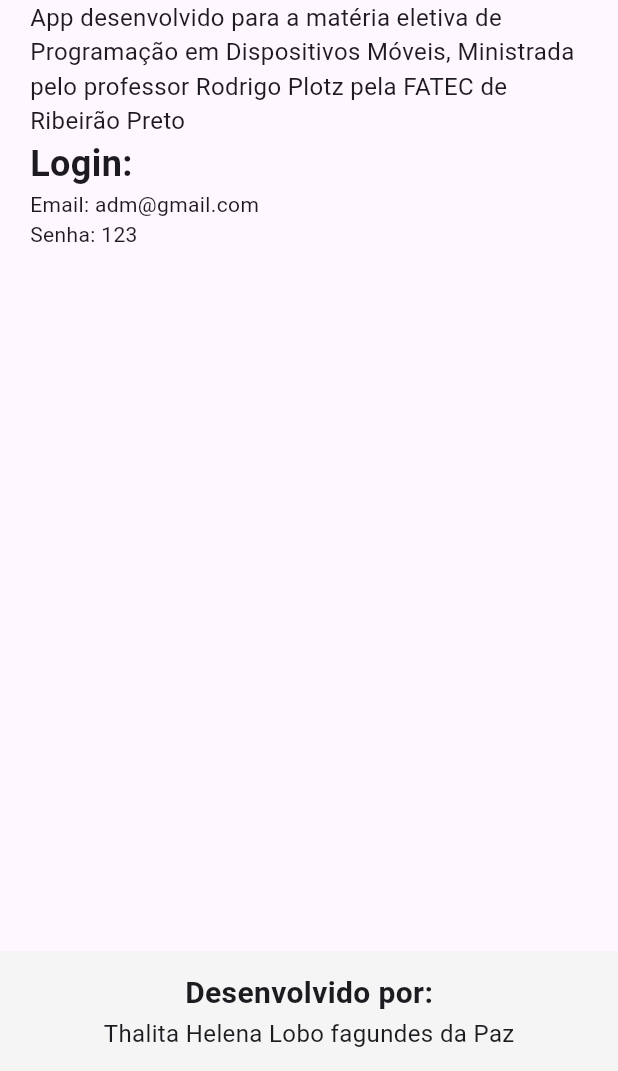
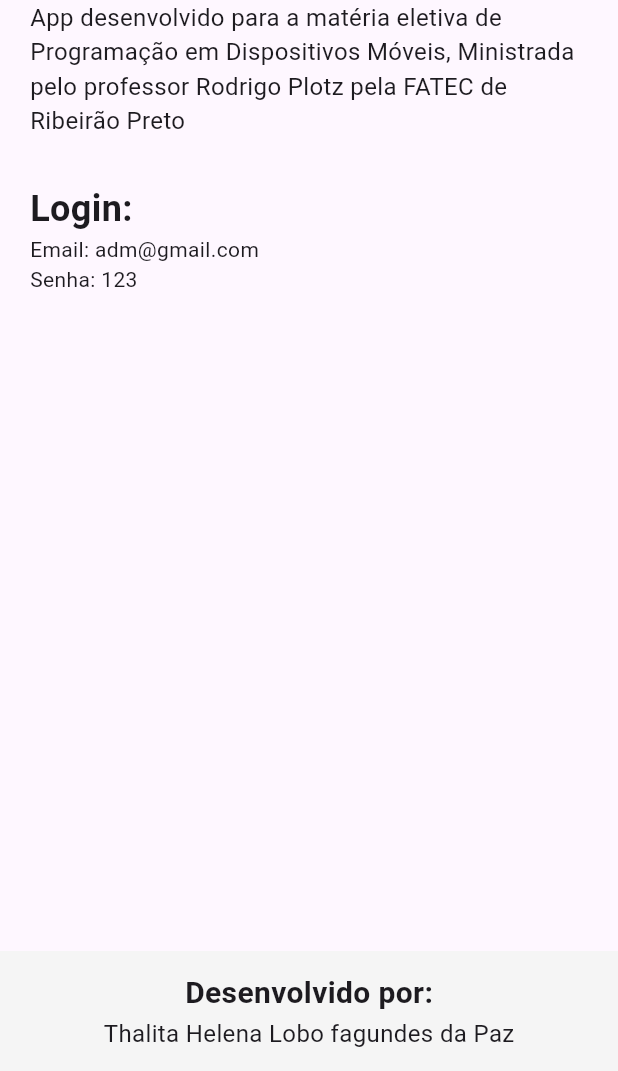
Before and after one commit to LoboThalita/lista_de_compras, a Flutter app: the screen it shows after launch, after a tap on "Entrar", after a tap on "Sobre", on a phone screen of 412 x 824 dp, the part 165-1236 px from its top. Run offline on Flutter 3.47's test engine with Material 3 defaults, Android fonts, the phone set to English and light mode, and no system bars; our stand-ins replace device_preview; network calls fail.

Commit message:
Ajustes finais

```diff
--- a/lib/Componentes/lista_comp.dart
+++ b/lib/Componentes/lista_comp.dart
@@ -4,12 +4,12 @@ class ListaComp extends StatelessWidget {
   final String nomeLista;
   final VoidCallback? onExcluir;
 
-  const ListaComp({Key? key, required this.nomeLista, this.onExcluir}) : super(key: key);
+  const ListaComp({super.key, required this.nomeLista, this.onExcluir});
 
   @override
   Widget build(BuildContext context) {
     return Container(
-      padding: EdgeInsets.all(8),
+      padding: const EdgeInsets.all(8),
       child: Row(
         mainAxisAlignment: MainAxisAlignment.spaceBetween,
         children: [
@@ -34,7 +34,7 @@ class ListaComp extends StatelessWidget {
           ),
           IconButton(
             onPressed: onExcluir,
-            icon: Icon(Icons.delete, color: Color.fromARGB(255, 191, 21, 21),),
+            icon: const Icon(Icons.delete, color: Color.fromARGB(255, 191, 21, 21),),
           ),
         ],
       ),
--- a/lib/View/central_view.dart
+++ b/lib/View/central_view.dart
@@ -5,7 +5,7 @@ import 'package:lista_de_compras/simula_bd.dart';
 import 'package:lista_de_compras/View/lista_view.dart';
 
 class CentralView extends StatefulWidget {
-  const CentralView({Key? key}) : super(key: key);
+  const CentralView({super.key});
 
   @override
   State<CentralView> createState() => _CentralViewState();
--- a/lib/View/login_view.dart
+++ b/lib/View/login_view.dart
@@ -5,7 +5,7 @@ import 'package:lista_de_compras/View/sobre_view.dart';
 import 'package:lista_de_compras/simula_bd.dart';
 
 class LoginView extends StatefulWidget {
-  const LoginView({Key? key}) : super(key: key);
+  const LoginView({super.key});
 
   @override
   State<LoginView> createState() => _LoginViewState();
@@ -58,15 +58,15 @@ class _LoginViewState extends State<LoginView> {
   Widget build(BuildContext context) {
     return Scaffold(
       appBar: AppBar(
-        title: Text('Bem vindo a Lista de Compras'),
+        title: const Text('Bem vindo a Lista de Compras'),
       ),
       body: Padding(
-        padding: EdgeInsets.all(20),
+        padding: const EdgeInsets.all(20),
         child: Column(
           mainAxisAlignment: MainAxisAlignment.center,
           children: [
             Container(
-              margin:  const EdgeInsets.only(bottom: 100),
+              margin: const EdgeInsets.only(bottom: 100),
               decoration: BoxDecoration(
                 color: Colors.grey[100],
                 borderRadius: BorderRadius.circular(10),
@@ -80,7 +80,7 @@ class _LoginViewState extends State<LoginView> {
                     height: 100,
                     fit: BoxFit.cover,
                   ),
-                  SizedBox(height: 10),
+                  const SizedBox(height: 10),
                 ],
               ),
             ),
@@ -94,13 +94,13 @@ class _LoginViewState extends State<LoginView> {
                 decoration: InputDecoration(
                   labelText: 'Email',
                   errorText: _emailValido ? null : 'Por favor informe o email',
-                  contentPadding: EdgeInsets.all(10),
+                  contentPadding: const EdgeInsets.all(10),
                   border: InputBorder.none,
-                  prefixIcon: Icon(Icons.email),
+                  prefixIcon: const Icon(Icons.email),
                 ),
               ),
             ),
-            SizedBox(height: 20),
+            const SizedBox(height: 20),
             Container(
               decoration: BoxDecoration(
                 color: Colors.grey[100],
@@ -112,13 +112,13 @@ class _LoginViewState extends State<LoginView> {
                 decoration: InputDecoration(
                   labelText: 'Senha',
                   errorText: _senhaValida ? null : 'Por favor informe a senha',
-                  contentPadding: EdgeInsets.all(10),
+                  contentPadding: const EdgeInsets.all(10),
                   border: InputBorder.none,
-                  prefixIcon: Icon(Icons.password),
+                  prefixIcon: const Icon(Icons.password),
                 ),
               ),
             ),
-            SizedBox(height: 40),
+            const SizedBox(height: 40),
             if (!_loginValido)
               const Text(
                 'Email ou senha incorretos',
@@ -126,10 +126,10 @@ class _LoginViewState extends State<LoginView> {
                   color: Colors.red,
                 ),
               ),
-            SizedBox(height: 20),
+            const SizedBox(height: 20),
             ElevatedButton(
               onPressed: _login,
-              child: Text('Entrar'),
+              child: const Text('Entrar'),
             ),
           ],
         ),
@@ -141,11 +141,11 @@ class _LoginViewState extends State<LoginView> {
           children: [
             ElevatedButton(
               onPressed: () => _navegateSobre(context),
-              child: Text('Sobre'),
+              child: const Text('Sobre'),
             ),
             ElevatedButton(
               onPressed: _recuperarSenha,
-              child: Text('Recuperar Senha'),
+              child: const Text('Recuperar Senha'),
             ),
           ],
         ),
--- a/lib/View/nova_lista_view.dart
+++ b/lib/View/nova_lista_view.dart
@@ -5,7 +5,6 @@ class NovaListaView extends StatefulWidget {
   const NovaListaView({super.key});
 
   @override
-  // ignore: library_private_types_in_public_api
   _NovaListaViewState createState() => _NovaListaViewState();
 }
 
--- a/lib/View/recuperar_senha_view.dart
+++ b/lib/View/recuperar_senha_view.dart
@@ -5,7 +5,6 @@ class RecuperarSenhaView extends StatefulWidget {
   const RecuperarSenhaView({super.key});
 
   @override
-  // ignore: library_private_types_in_public_api
   _RecuperarSenhaViewState createState() => _RecuperarSenhaViewState();
 }
 
@@ -60,8 +59,9 @@ class _RecuperarSenhaViewState extends State<RecuperarSenhaView> {
       builder: (BuildContext context) {
         return AlertDialog(
           title: const Text('Recuperação de Senha'),
-          content: Text(
-              senha == null ? 'Email não encontrado no banco de dados' : 'Senha: $senha'),
+          content: Text(senha == null
+              ? 'Email não encontrado no banco de dados'
+              : 'Senha: $senha'),
           actions: <Widget>[
             TextButton(
               onPressed: () {
--- a/lib/View/sobre_view.dart
+++ b/lib/View/sobre_view.dart
@@ -1,4 +1,5 @@
 import 'package:flutter/material.dart';
+import 'package:lista_de_compras/simula_bd.dart';
 
 class SobreView extends StatelessWidget {
   const SobreView({super.key});
@@ -9,31 +10,32 @@ class SobreView extends StatelessWidget {
       appBar: AppBar(
         title: const Text('Sobre o Projeto'),
       ),
-      body: const Padding(
+      body: Padding(
         padding: EdgeInsets.all(20),
         child: Column(
           crossAxisAlignment: CrossAxisAlignment.start,
           children: [
-            Text(
+            const Text(
               'Lista de compras',
               style: TextStyle(
                 fontSize: 24,
                 fontWeight: FontWeight.bold,
               ),
             ),
-            Text(
+            const Text(
               'App desenvolvido para a matéria eletiva de Programação em Dispositivos Móveis, Ministrada pelo professor Rodrigo Plotz pela FATEC de Ribeirão Preto',
               style: TextStyle(fontSize: 16),
             ),
-            Text(
+            const SizedBox(height: 30),
+            const Text(
               'Login:',
               style: TextStyle(
                 fontSize: 24,
                 fontWeight: FontWeight.bold,
               ),
             ),
-            Text('Email: adm@gmail.com'),
-            Text('Senha: 123'),
+            Text('Email: ${SimulaBD.email}'),
+            Text('Senha: ${SimulaBD.senha}'),
           ],
         ),
       ),
```
Also changed, not shown: lib/Componentes/item_comp.dart (+4 -4 lines), lib/View/editar_item_view.dart (+51 -15 lines), lib/View/lista_view.dart (+9 -9 lines), lib/View/novo_item_view.dart (+13 -11 lines), lib/simula_bd.dart (+10 -24 lines).
